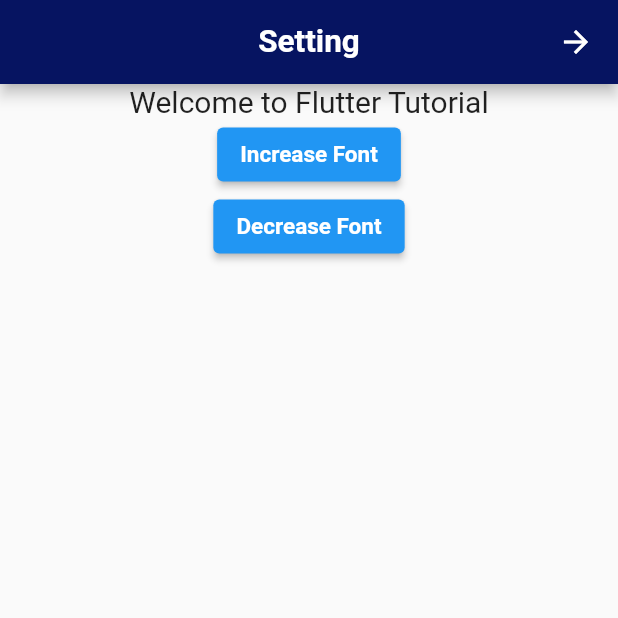
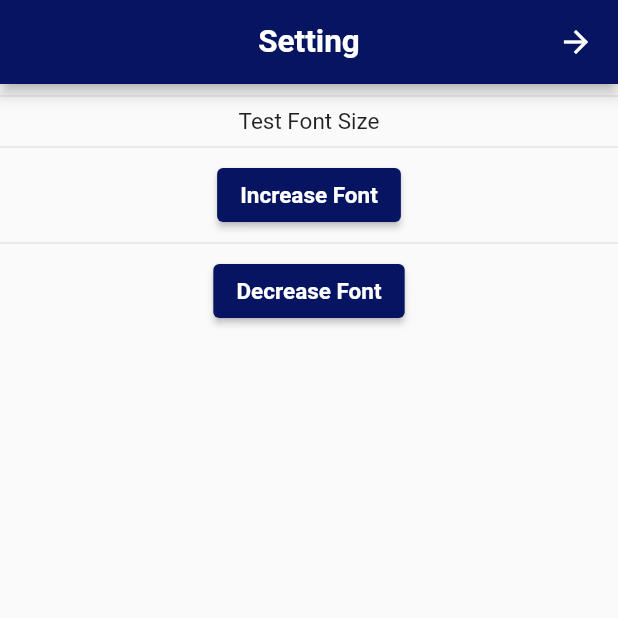
Before and after one commit to itzadnantech/wird_book_old, a Flutter app: the screen it shows after launch, after a tap on the "settings" icon, on a phone screen of 412 x 824 dp, the top half of it. Run offline on Flutter 3.47's test engine with Material 2 defaults, Android fonts, the phone set to English and light mode, and no system bars; our stand-ins replace audio_video_progress_bar, just_audio, shared_preferences.

Commit message:
updated version 1

```diff
--- a/lib/main.dart
+++ b/lib/main.dart
@@ -1,12 +1,19 @@
 import 'package:flutter/material.dart';
 import 'package:wird_book/localization/demo_localization.dart';
 import 'package:wird_book/pages/athkars_page.dart';
+import 'package:wird_book/pages/setting_page.dart';
 import 'package:flutter_localizations/flutter_localizations.dart';
-
-
+import 'package:provider/provider.dart';
 import 'localization/language_constants.dart';
 
-void main() => runApp(MyApp());
+void main() => runApp(
+      MultiProvider(
+        providers: [
+          ChangeNotifierProvider(create: (_) => FontSizeController()),
+        ],
+        child: MyApp(),
+      ),
+    );
 
 class MyApp extends StatefulWidget {
   const MyApp({Key key}) : super(key: key);
@@ -43,7 +50,8 @@ class _MyAppState extends State<MyApp> {
       return Container(
         child: Center(
           child: CircularProgressIndicator(
-              valueColor: AlwaysStoppedAnimation<Color>(Colors.blue[800])),
+              valueColor: AlwaysStoppedAnimation<Color>(
+                  Color.fromARGB(255, 6, 20, 97))),
         ),
       );
     } else {
--- a/lib/pages/all_wird_sub_cat_page.dart
+++ b/lib/pages/all_wird_sub_cat_page.dart
@@ -6,6 +6,8 @@ import 'package:wird_book/pages/athkars_page.dart';
 import 'package:wird_book/pages/all_wirds_page.dart';
 import 'package:wird_book/data/all_wird_sub_cats.dart';
 import 'package:wird_book/model/wird_sub_category.dart';
+import 'package:wird_book/pages/setting_page.dart';
+import 'package:provider/provider.dart';
 
 class AllWirdSubCatPage extends StatefulWidget {
   final String wird_cat_id;
@@ -82,7 +84,8 @@ class _AllWirdSubCatPageState extends State<AllWirdSubCatPage> {
             getTranslated(context, sub_wird_title),
             // list.wird_sub_cat_title,
             style: TextStyle(
-                fontSize: 15,
+                fontSize: Provider.of<FontSizeController>(context, listen: true)
+                    .value,
                 color: Color.fromARGB(255, 6, 20, 97),
                 fontWeight: FontWeight.w400),
           ),
--- a/lib/pages/athkars_page.dart
+++ b/lib/pages/athkars_page.dart
@@ -8,6 +8,7 @@ import 'package:wird_book/widget/search_widget.dart';
 import 'package:wird_book/data/all_wird_cats.dart';
 import 'package:wird_book/model/wird_category.dart';
 import 'package:wird_book/pages/setting_page.dart';
+import 'package:provider/provider.dart';
 
 class AthkarsPage extends StatefulWidget {
   const AthkarsPage({Key key}) : super(key: key);
@@ -67,7 +68,11 @@ class _AthkarsPageState extends State<AthkarsPage> {
                         children: <Widget>[
                           Text(
                             e.name,
-                            style: const TextStyle(fontSize: 20),
+                            style: TextStyle(
+                                fontSize: Provider.of<FontSizeController>(
+                                        context,
+                                        listen: true)
+                                    .value),
                           )
                         ],
                       ),
@@ -150,8 +155,9 @@ class _AthkarsPageState extends State<AthkarsPage> {
           leading: Text(
             getTranslated(
                 context, 'wird_cat_id_' + single_wird_category.wird_cat_id),
-            style: const TextStyle(
-                // fontSize: 15,
+            style: TextStyle(
+                fontSize: Provider.of<FontSizeController>(context, listen: true)
+                    .value,
                 color: Color.fromARGB(255, 6, 20, 97),
                 fontWeight: FontWeight.w400),
           ),
--- a/lib/pages/setting_page.dart
+++ b/lib/pages/setting_page.dart
@@ -32,19 +32,32 @@ class _SettingPageState extends State<SettingPage> {
       ),
       body: Center(
           child: Column(children: <Widget>[
+        Divider(),
         Text(
-          'Welcome to Flutter Tutorial',
-          style: TextStyle(fontSize: fontSize),
+          'Test Font Size',
+          style: TextStyle(
+              fontSize:
+                  Provider.of<FontSizeController>(context, listen: true).value),
         ),
+        Divider(),
         ElevatedButton(
+          style: ButtonStyle(
+            backgroundColor:
+                MaterialStatePropertyAll<Color>(Color.fromARGB(255, 6, 20, 97)),
+          ),
           onPressed: () {
-            changeFontSize();
+            Provider.of<FontSizeController>(context, listen: false).increment();
           },
           child: Text('Increase Font'),
         ),
+        Divider(),
         ElevatedButton(
+          style: ButtonStyle(
+            backgroundColor:
+                MaterialStatePropertyAll<Color>(Color.fromARGB(255, 6, 20, 97)),
+          ),
           onPressed: () {
-            decreaseFontSize();
+            Provider.of<FontSizeController>(context, listen: false).decrement();
           },
           child: Text('Decrease Font'),
         ),
@@ -52,3 +65,19 @@ class _SettingPageState extends State<SettingPage> {
     );
   }
 }
+
+class FontSizeController with ChangeNotifier {
+  double _value = 15.0;
+
+  double get value => _value;
+
+  void increment() {
+    _value++;
+    notifyListeners();
+  }
+
+  void decrement() {
+    _value--;
+    notifyListeners();
+  }
+}
```
Also changed, not shown: lib/pages/all_wirds_page.dart (+6 -2 lines).
